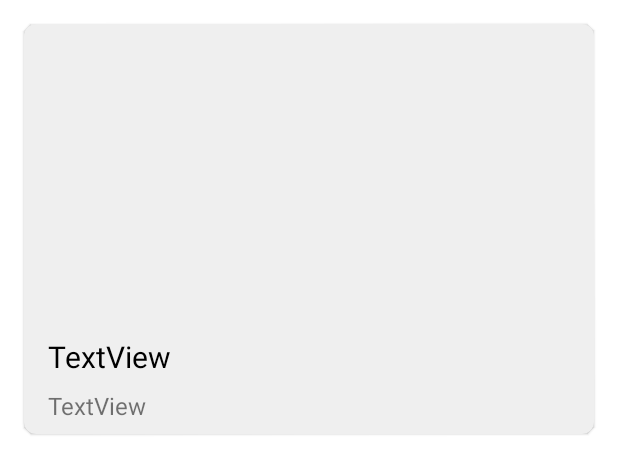
After one commit to DanilB01/KodeTask, an Android app: the layout item_recipe.xml on its own in the app's theme, with its tools: preview values and no code run, on a phone screen of 412 x 824 dp. The commit adds this screen. Shown: the top 474 px of the screen. Run offline under Robolectric (Android 15) with nearby library versions, the phone set to English and light mode, and no system bars.

Commit message:
Add recipe item layout for RecyclerView
item_recipe.xml as item of RecyclerView, replace placeholder with optimized picture.

```diff
--- /dev/null
+++ b/app/src/main/res/layout/item_recipe.xml
@@ -0,0 +1,53 @@
+<?xml version="1.0" encoding="utf-8"?>
+<com.google.android.material.card.MaterialCardView
+    xmlns:android="http://schemas.android.com/apk/res/android"
+    xmlns:app="http://schemas.android.com/apk/res-auto"
+    xmlns:tools="http://schemas.android.com/tools"
+    android:layout_margin="16dp"
+    android:layout_width="match_parent"
+    android:layout_height="wrap_content"
+    android:backgroundTint="@color/backgroundColor"
+    app:cardCornerRadius="8dp">
+
+<androidx.constraintlayout.widget.ConstraintLayout
+    android:layout_width="match_parent"
+    android:layout_height="match_parent"
+    android:paddingBottom="8dp">
+
+    <ImageView
+        android:id="@+id/recipeImageView"
+        android:layout_width="0dp"
+        android:layout_height="200dp"
+        android:scaleType="centerCrop"
+        app:layout_constraintEnd_toEndOf="parent"
+        app:layout_constraintStart_toStartOf="parent"
+        app:layout_constraintTop_toTopOf="parent"/>
+
+    <TextView
+        android:id="@+id/textView2"
+        android:layout_width="0dp"
+        android:layout_height="wrap_content"
+        android:layout_marginTop="8dp"
+        android:layout_marginHorizontal="16dp"
+        android:textSize="20sp"
+        android:textColor="@color/black"
+        android:text="TextView"
+        app:layout_constraintEnd_toEndOf="parent"
+        app:layout_constraintHorizontal_bias="0.1"
+        app:layout_constraintStart_toStartOf="parent"
+        app:layout_constraintTop_toBottomOf="@+id/recipeImageView" />
+
+    <TextView
+        android:id="@+id/textView3"
+        android:layout_width="0dp"
+        android:layout_height="wrap_content"
+        android:layout_marginTop="8dp"
+        android:layout_marginHorizontal="16dp"
+        android:textSize="16sp"
+        android:text="TextView"
+        app:layout_constraintEnd_toEndOf="parent"
+        app:layout_constraintStart_toStartOf="parent"
+        app:layout_constraintTop_toBottomOf="@+id/textView2" />
+</androidx.constraintlayout.widget.ConstraintLayout>
+
+</com.google.android.material.card.MaterialCardView>
--- a/app/src/main/res/layout/layout_placeholder_error.xml
+++ b/app/src/main/res/layout/layout_placeholder_error.xml
@@ -8,8 +8,8 @@
 
     <ImageView
         android:id="@+id/imageView"
-        android:layout_width="300dp"
-        android:layout_height="300dp"
+        android:layout_width="wrap_content"
+        android:layout_height="wrap_content"
         app:layout_constraintEnd_toEndOf="parent"
         app:layout_constraintStart_toStartOf="parent"
         app:layout_constraintTop_toTopOf="parent"
--- a/app/src/main/res/values/colors.xml
+++ b/app/src/main/res/values/colors.xml
@@ -7,4 +7,5 @@
     <color name="teal_700">#FF018786</color>
     <color name="black">#FF000000</color>
     <color name="white">#FFFFFFFF</color>
+    <color name="backgroundColor">#EFEFEF</color>
 </resources>
```
Also changed, not shown: app/src/main/res/drawable/pic_error.png.
